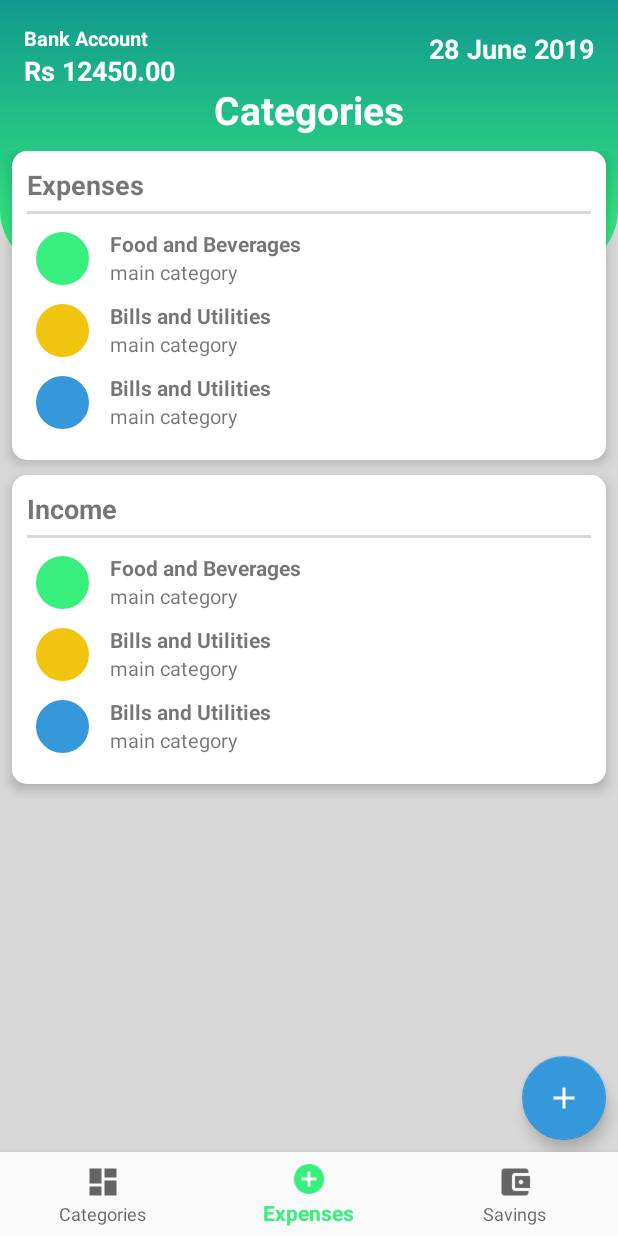
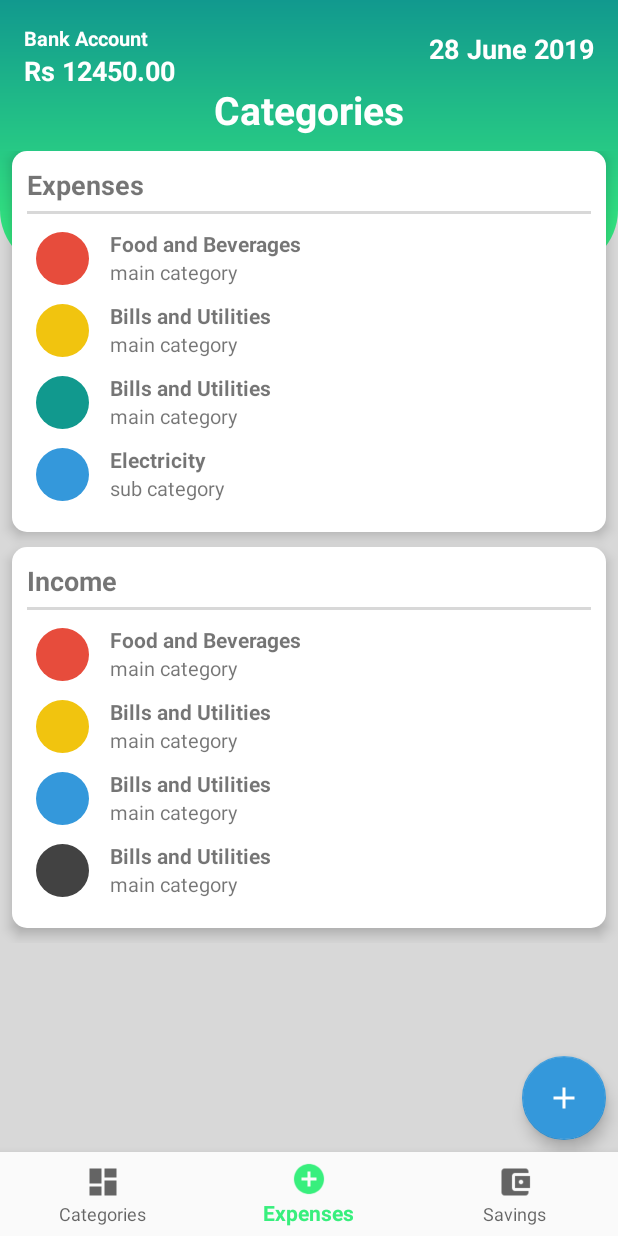
Before and after one commit to amoda-sasmitha/MAD_Project, an Android app: the fragment Category placed in its activity, on a phone screen of 412 x 824 dp. Run offline under Robolectric (Android 15) with nearby library versions, the phone set to English and light mode, and no system bars.

Commit message:
Add new category items and Change category item colors

```diff
--- a/app/src/main/res/drawable-v24/circle.xml
+++ b/app/src/main/res/drawable-v24/circle.xml
@@ -6,7 +6,7 @@
     >
 
     <solid
-        android:color="@color/colorPrimary"/>
+        android:color="@color/red"/>
 
     <size
         android:width="120dp"
--- a/app/src/main/res/layout/fragment_category.xml
+++ b/app/src/main/res/layout/fragment_category.xml
@@ -80,8 +80,6 @@
         android:layout_width="match_parent"
         android:layout_height="match_parent"
         android:orientation="vertical"
-
-
         >
 
         <RelativeLayout
@@ -221,7 +219,7 @@
                         android:layout_width="35dp"
                         android:layout_height="35dp"
                         android:background="@drawable/circle"
-                        android:backgroundTint="@color/blue"
+                        android:backgroundTint="@color/colorPrimaryDark"
                         android:layout_marginLeft="16dp"
                         android:layout_marginTop="12dp"
                         />
@@ -250,6 +248,48 @@
                         android:textSize="13dp"
                         android:layout_marginLeft="14dp"
                         />
+
+                </RelativeLayout>
+                <RelativeLayout
+                    android:id="@+id/category5"
+                    android:layout_width="match_parent"
+                    android:layout_height="wrap_content"
+                    >
+                    <ImageView
+                        android:id="@+id/category_icon5"
+                        android:layout_width="35dp"
+                        android:layout_height="35dp"
+                        android:background="@drawable/circle"
+                        android:backgroundTint="@color/blue"
+                        android:layout_marginLeft="16dp"
+                        android:layout_marginTop="12dp"
+                        />
+
+                    <TextView
+                        android:id="@+id/category_text5"
+                        android:layout_width="wrap_content"
+                        android:layout_height="wrap_content"
+                        android:layout_toRightOf="@id/category_icon5"
+                        android:elevation="5dp"
+
+                        android:text="Electricity"
+                        android:textSize="14dp"
+                        android:layout_marginTop="10dp"
+                        android:layout_marginLeft="14dp"
+                        android:textStyle="bold"/>
+
+                    <TextView
+                        android:id="@+id/category_memo5"
+                        android:layout_width="wrap_content"
+                        android:layout_height="wrap_content"
+                        android:layout_toRightOf="@id/category_icon5"
+                        android:elevation="5dp"
+                        android:layout_below="@id/category_text5"
+                        android:text="sub category"
+                        android:textSize="13dp"
+                        android:layout_marginLeft="14dp"
+                        />
+
                 </RelativeLayout>
 
             </LinearLayout>
@@ -261,7 +301,7 @@
 
         <!-- - - - - - - - - - - - - -  - - - - - - - - - - - - - - - -  - - - - - - - - -->
         <RelativeLayout
-            android:id="@+id/cardView2"
+            android:id="@+id/Income_cardView"
             android:layout_width="match_parent"
             android:layout_marginLeft="8dp"
             android:layout_marginRight="8dp"
@@ -427,6 +467,47 @@
                         android:layout_marginLeft="14dp"
                         />
                 </RelativeLayout>
+                <RelativeLayout
+                    android:id="@+id/category25"
+                    android:layout_width="match_parent"
+                    android:layout_height="wrap_content"
+                    >
+
+                    <ImageView
+                        android:id="@+id/category_icon25"
+                        android:layout_width="35dp"
+                        android:layout_height="35dp"
+                        android:layout_marginLeft="16dp"
+                        android:layout_marginTop="12dp"
+                        android:background="@drawable/circle"
+                        android:backgroundTint="@color/cardview_dark_background"
+                        android:tint="#7E49D1" />
+
+                    <TextView
+                        android:id="@+id/category_text25"
+                        android:layout_width="wrap_content"
+                        android:layout_height="wrap_content"
+                        android:layout_toRightOf="@id/category_icon25"
+                        android:elevation="5dp"
+
+                        android:text="Bills and Utilities"
+                        android:textSize="14dp"
+                        android:layout_marginTop="10dp"
+                        android:layout_marginLeft="14dp"
+                        android:textStyle="bold"/>
+
+                    <TextView
+                        android:id="@+id/category_memo25"
+                        android:layout_width="wrap_content"
+                        android:layout_height="wrap_content"
+                        android:layout_toRightOf="@id/category_icon25"
+                        android:elevation="5dp"
+                        android:layout_below="@id/category_text25"
+                        android:text="main category"
+                        android:textSize="13dp"
+                        android:layout_marginLeft="14dp"
+                        />
+                </RelativeLayout>
 
             </LinearLayout>
 
```
